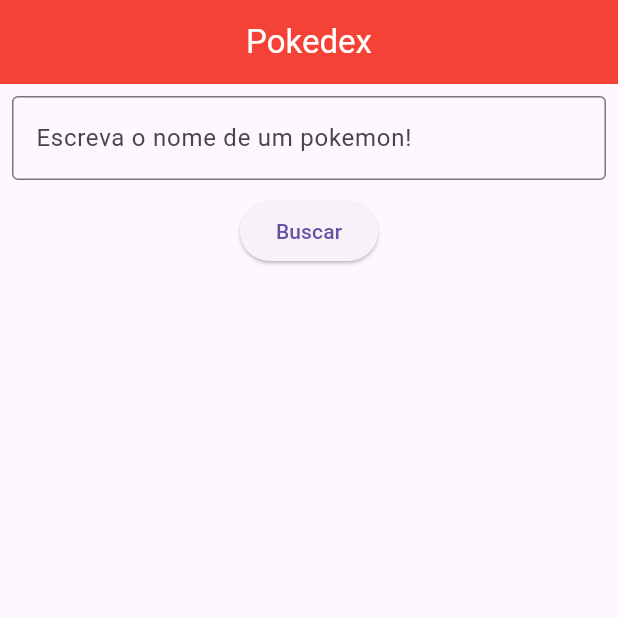
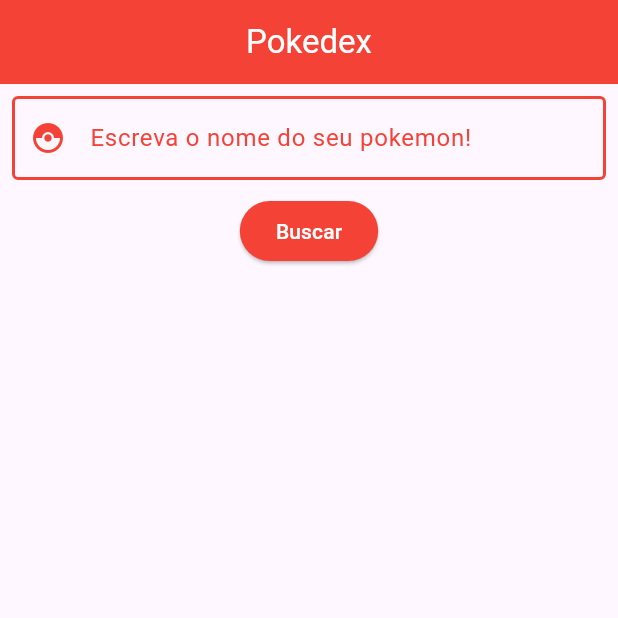
Before and after one commit to VinioVnz/pokedex_flutter, a Flutter app: the screen it shows after launch, on a phone screen of 412 x 824 dp, the top half of it. Run offline on Flutter 3.47's test engine with Material 3 defaults, Android fonts, the phone set to English and light mode, and no system bars.

Commit message:
add de style para o textField e o elevatedButton

```diff
--- a/lib/src/views/home_view.dart
+++ b/lib/src/views/home_view.dart
@@ -1,6 +1,7 @@
 import 'package:flutter/material.dart';
 import 'package:pokemon/src/controllers/pokemon_controller.dart';
 import 'package:pokemon/src/widgets/card_pokemon.dart';
+import 'package:pokemon/src/widgets/styled_text_field.dart';
 import 'package:provider/provider.dart';
 
 class HomeView extends StatefulWidget {
@@ -29,20 +30,17 @@ class _HomeViewState extends State<HomeView> {
         padding: EdgeInsetsGeometry.all(8),
         child: Column(
           children: [
-            TextField(
-              controller: _inputController,
-              decoration: InputDecoration(
-                label: Text('Escreva o nome de um pokemon!'),
-                hintText: 'Ex: Pikachu',
-                border: OutlineInputBorder(),
-              ),
-            ),
+            StyledTextField(textEditingController: _inputController),
             const SizedBox(height: 10),
             _controller.loading
                 ? CircularProgressIndicator()
                 : ElevatedButton(
                     onPressed: () =>
                         _controller.getPokemon(_inputController.text.trim()),
+                    style: ElevatedButton.styleFrom(
+                      backgroundColor: Colors.red,
+                      foregroundColor: Colors.white
+                    ),
                     child: Text('Buscar'),
                   ),
             const SizedBox(height: 10),
--- a/lib/src/widgets/card_pokemon.dart
+++ b/lib/src/widgets/card_pokemon.dart
@@ -41,12 +41,12 @@ class CardPokemon extends StatelessWidget {
                 ),
                 SizedBox(height: 10),
 
-                //Image.network(pokemon.sprite, height: 120, fit: BoxFit.contain),
-                Image(
+                Image.network(pokemon.sprite, height: 120, fit: BoxFit.contain),
+                /* Image(
                   image: NetworkImage(pokemon.sprite),
                   height: 120,
                   fit: BoxFit.contain,
-                ),
+                ), */
                 SizedBox(height: 10),
                 for (var tipo in pokemon.types) ...[
                   Row(
--- /dev/null
+++ b/lib/src/widgets/styled_text_field.dart
@@ -0,0 +1,27 @@
+import 'package:flutter/material.dart';
+
+class StyledTextField extends StatelessWidget {
+  final TextEditingController textEditingController;
+
+  const StyledTextField({super.key, required this.textEditingController});
+
+  @override
+  Widget build(BuildContext context) {
+    return TextField(
+      controller: textEditingController,
+      decoration: InputDecoration(
+        labelStyle: const TextStyle(color: Colors.red),
+        label: Text('Escreva o nome do seu pokemon!'),
+        hintText: 'Ex: Pikachu',
+        border: OutlineInputBorder(),
+        prefixIcon: Icon(Icons.catching_pokemon_outlined, color: Colors.red),
+        enabledBorder: OutlineInputBorder(
+          borderSide: const BorderSide(color: Colors.red, width: 2),
+        ),
+        focusedBorder: OutlineInputBorder(
+          borderSide: const BorderSide(color: Colors.red, width: 2),
+        ),
+      ),
+    );
+  }
+}
```
